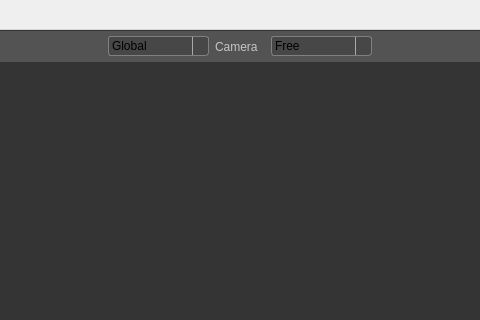
Above: src/newmainwindow.ui from jahshaka/Studio before the change; both pictures show x 217 to 697 and y 0 to 320 of the 1209 by 955 pixel window. Below: the same form after it.
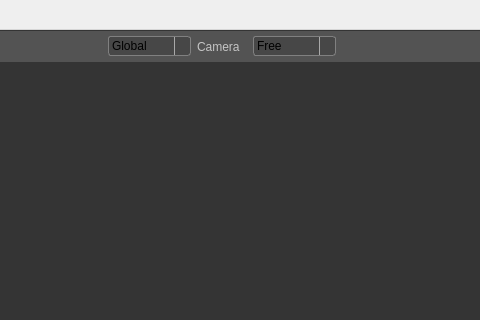
That is the form after the change. Icons and pictures are not drawn. Custom widgets are drawn as their Qt base class.

The edit to the form file:
```diff
--- a/src/newmainwindow.ui
+++ b/src/newmainwindow.ui
@@ -645,7 +645,7 @@
            <widget class="QComboBox" name="comboBox_2">
             <property name="minimumSize">
              <size>
-              <width>101</width>
+              <width>83</width>
               <height>0</height>
              </size>
             </property>
@@ -693,7 +693,7 @@
            <widget class="QComboBox" name="cameraTypeCombo">
             <property name="minimumSize">
              <size>
-              <width>101</width>
+              <width>83</width>
               <height>0</height>
              </size>
             </property>
```
Left out of the diff: 17 changed lines with no effect on the pictures.
